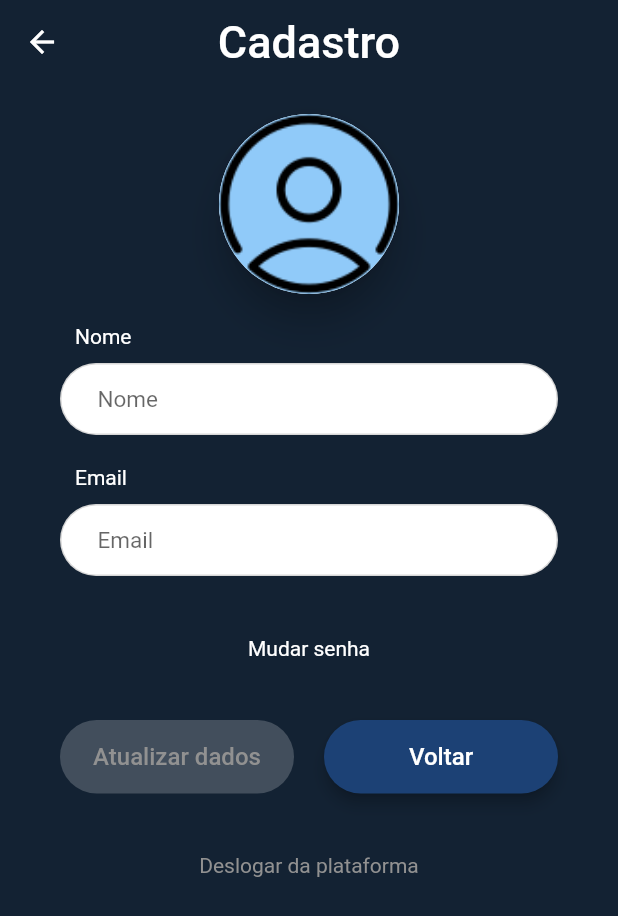
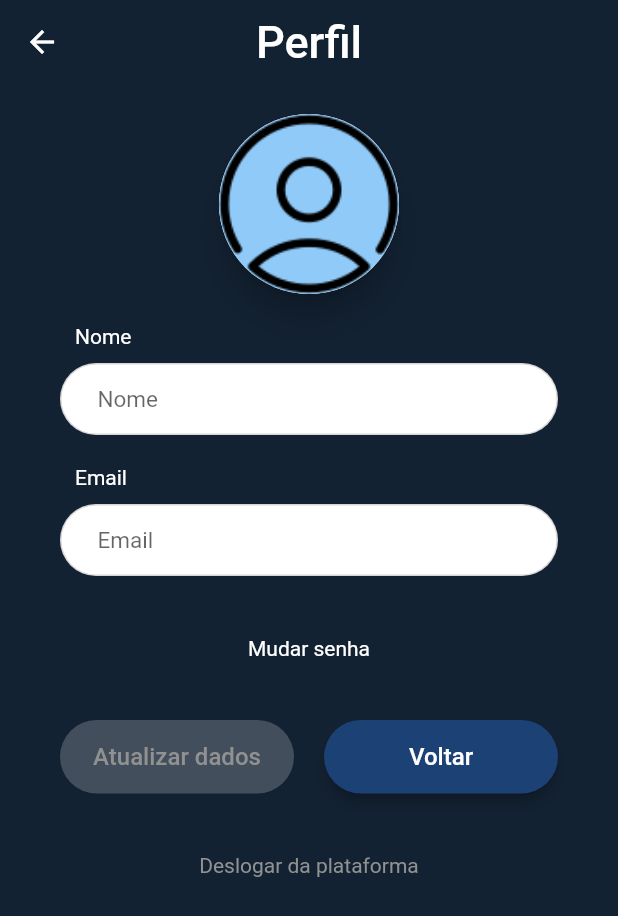
Before and after one commit to RuyVictor/capyba-app-challenge, a Flutter app: the screen it shows once a user with an empty profile is signed in, in the side drawer, after a tap on "Meu perfil", on a phone screen of 412 x 824 dp. Shown: the top 916 px of the screen. Run offline on Flutter 3.47's test engine with Material 2 defaults, Android fonts, the phone set to English and light mode, and no system bars; our stand-ins replace cloud_firestore, firebase_auth, firebase_core, firebase_storage, flutter_styled_toast, google_sign_in and 2 more; accounts and stored records are empty.

Commit message:
mend
v1.0.0

```diff
--- a/lib/screens/profile/profile_screen.dart
+++ b/lib/screens/profile/profile_screen.dart
@@ -96,7 +96,7 @@ class _ProfileScreenState extends State<ProfileScreen> {
             backgroundColor: Colors.transparent,
             elevation: 0,
             title: const Text(
-              'Cadastro',
+              'Perfil',
               style: TextStyle(fontSize: 30, color: AppColors.WHITE),
             ),
             centerTitle: true,
```
Also changed, not shown: presentation_4.png.
